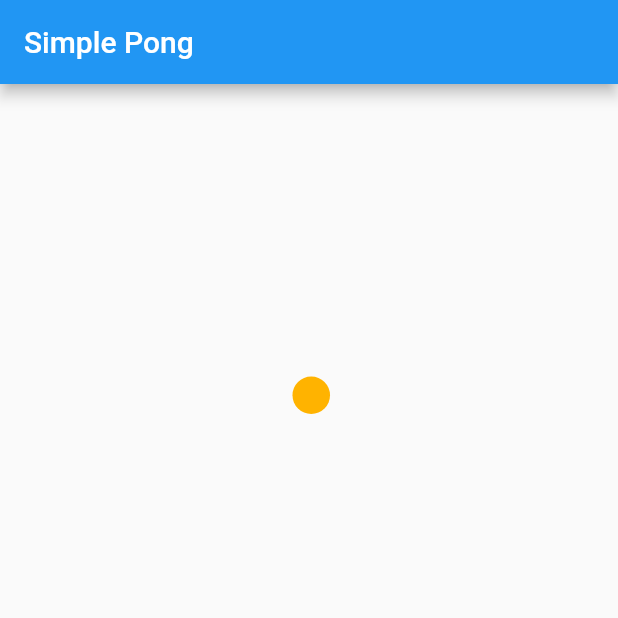
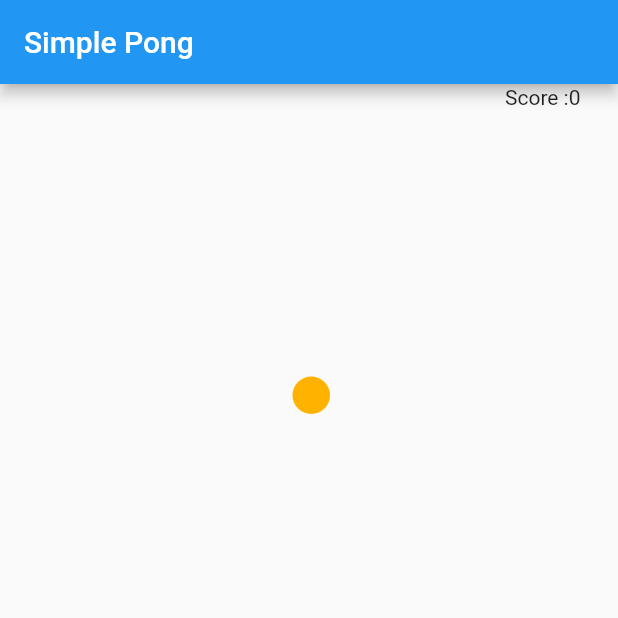
Before and after one commit to Ghazidan1/pong-Game, a Flutter app: the screen it shows after launch, on a phone screen of 412 x 824 dp, the top half of it. Run offline on Flutter 3.47's test engine with Material 2 defaults, Android fonts, the phone set to English and light mode, and no system bars.

Commit message:
Score Done

```diff
--- a/lib/pong.dart
+++ b/lib/pong.dart
@@ -30,6 +30,7 @@ class _PongState extends State<Pong> with SingleTickerProviderStateMixin {
   final int ballSpeed = 5;
   double xRandom = 1;
   double yRandom = 1;
+  int score = 0;
 
   double randomSpeed() {
     Random random = Random();
@@ -56,6 +57,7 @@ class _PongState extends State<Pong> with SingleTickerProviderStateMixin {
       if (posX >= batPosition - ballDiameter &&
           posX <= batPosition + batWidth + ballDiameter) {
         vDir = Direction.up;
+        score++;
         yRandom = randomSpeed();
       } else {
         animationController.stop();
@@ -108,6 +110,7 @@ class _PongState extends State<Pong> with SingleTickerProviderStateMixin {
       batHeight = height / 25;
       return Stack(
         children: [
+          Positioned(right: 25, top: 1, child: Text("Score :$score")),
           Positioned(
             child: Ball(),
             top: posY,
```
